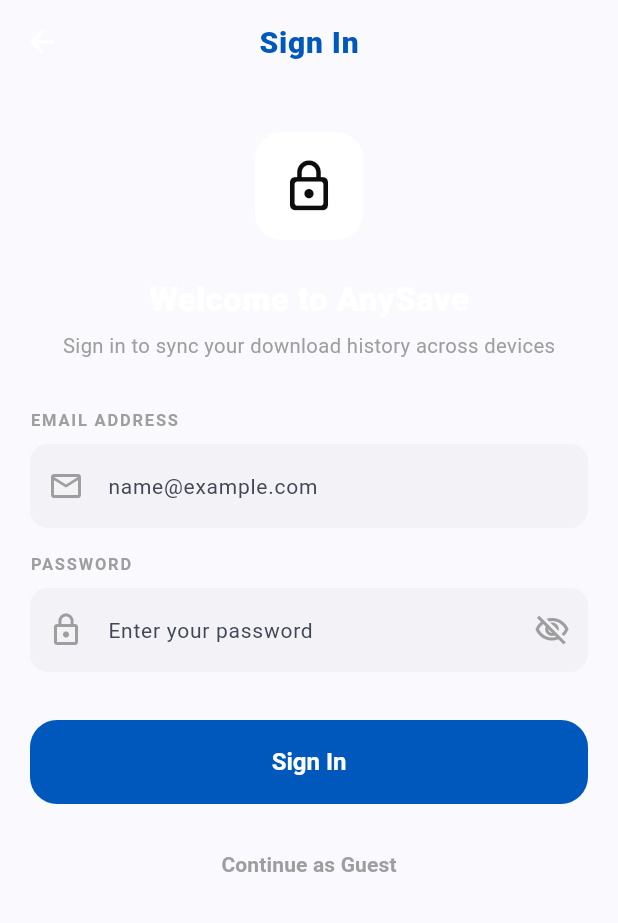
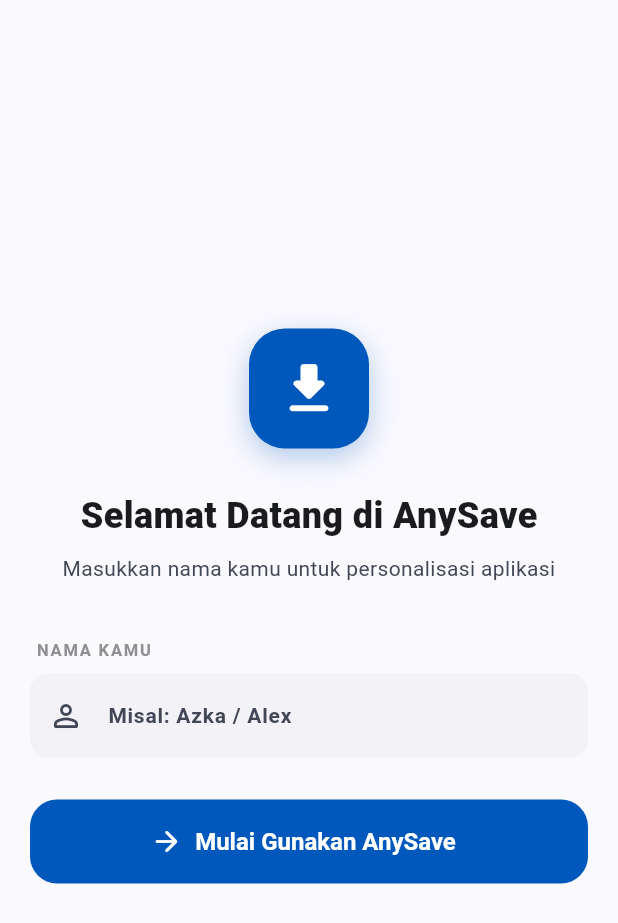
Before and after one commit to azka13labib-ops/AnySave, a Flutter app: the screen it shows after launch, on a phone screen of 412 x 824 dp. Shown: the top 923 px of the screen. Run offline on Flutter 3.47's test engine with Material 3 defaults, Android fonts, the phone set to English and light mode, and no system bars; our stand-ins replace dio, flutter_dotenv, flutter_riverpod, permission_handler, shared_preferences, supabase_flutter; missing offline and left inert: flutter_downloader; accounts and stored records are empty; Roboto replaces fonts that are missing (Hanken Grotesk).

Commit message:
feat(auth): simplify SignInScreen to 1-column Name/Username fast login

```diff
--- a/anydesk-fe/lib/screens/sign_in_screen.dart
+++ b/anydesk-fe/lib/screens/sign_in_screen.dart
@@ -1,15 +1,18 @@
 import 'package:flutter/material.dart';
+import 'package:shared_preferences/shared_preferences.dart';
 import '../theme/app_colors.dart';
 import '../theme/app_constants.dart';
 
 class SignInScreen extends StatefulWidget {
   final VoidCallback onBackPressed;
   final VoidCallback onSignInSuccess;
+  final bool showGuestButton;
 
   const SignInScreen({
     super.key,
     required this.onBackPressed,
     required this.onSignInSuccess,
+    this.showGuestButton = false,
   });
 
   @override
@@ -17,144 +20,173 @@
 }
 
 class _SignInScreenState extends State<SignInScreen> {
-  final TextEditingController _emailController = TextEditingController();
-  final TextEditingController _passwordController = TextEditingController();
-  bool _obscurePassword = true;
+  final TextEditingController _nameController = TextEditingController();
+  bool _isLoading = false;
 
   @override
   void dispose() {
-    _emailController.dispose();
-    _passwordController.dispose();
+    _nameController.dispose();
     super.dispose();
+  }
+
+  Future<void> _handleQuickLogin() async {
+    final name = _nameController.text.trim();
+
+    if (name.isEmpty) {
+      ScaffoldMessenger.of(context).showSnackBar(
+        const SnackBar(
+          content: Text('Silakan masukkan nama kamu terlebih dahulu'),
+          behavior: SnackBarBehavior.floating,
+        ),
+      );
+      return;
+    }
+
+    setState(() => _isLoading = true);
+
+    try {
+      final prefs = await SharedPreferences.getInstance();
+      await prefs.setBool('is_signed_in', true);
+      await prefs.setString('user_name', name);
+    } catch (_) {}
+
+    if (mounted) {
+      setState(() => _isLoading = false);
+      widget.onSignInSuccess();
+    }
   }
 
   @override
   Widget build(BuildContext context) {
+    final isDark = Theme.of(context).brightness == Brightness.dark;
+
     return Scaffold(
-      appBar: AppBar(
+      appBar: widget.showGuestButton
+          ? AppBar(
               leading: IconButton(
                 onPressed: widget.onBackPressed,
-          icon: const Icon(Icons.arrow_back_rounded, color: Colors.white),
+                icon: Icon(Icons.arrow_back_rounded, color: isDark ? Colors.white : AppColors.primary),
               ),
-        title: const Text('Sign In'),
-      ),
+              title: const Text('Profil Pengguna'),
+            )
+          : null,
       body: SafeArea(
+        child: Center(
           child: SingleChildScrollView(
             padding: const EdgeInsets.all(AppConstants.containerMargin),
             child: Column(
-            crossAxisAlignment: CrossAxisAlignment.start,
+              mainAxisAlignment: MainAxisAlignment.center,
+              crossAxisAlignment: CrossAxisAlignment.center,
               children: [
-              const SizedBox(height: 12),
-              Center(
-                child: Container(
-                  width: 72,
-                  height: 72,
+                // Logo AnySave
+                Container(
+                  width: 80,
+                  height: 80,
                   decoration: BoxDecoration(
-                    color: AppColors.primaryAccent,
-                    borderRadius: AppConstants.borderRadiusLarge,
+                    color: AppColors.primary,
+                    borderRadius: BorderRadius.circular(24),
+                    boxShadow: [
+                      BoxShadow(
+                        color: AppColors.primary.withValues(alpha: 0.3),
+                        blurRadius: 16,
+                        offset: const Offset(0, 6),
+                      ),
+                    ],
                   ),
                   child: const Icon(
-                    Icons.lock_outline_rounded,
-                    color: AppColors.darkBackground,
-                    size: 38,
-                  ),
-                ),
-              ),
-              const SizedBox(height: 24),
-              const Center(
-                child: Text(
-                  'Welcome to AnySave',
-                  style: TextStyle(
+                    Icons.download_rounded,
                     color: Colors.white,
-                    fontSize: 22,
-                    fontWeight: FontWeight.w900,
-                  ),
-                ),
-              ),
-              const SizedBox(height: 6),
-              const Center(
-                child: Text(
-                  'Sign in to sync your download history across devices',
-                  style: TextStyle(
-                    color: AppColors.textSecondaryDark,
-                    fontSize: 13.5,
-                  ),
+                    size: 44,
                   ),
                 ),
 
-              const SizedBox(height: AppConstants.sectionGap),
+                const SizedBox(height: 28),
 
-              // Email Input Field
-              const Text(
-                'EMAIL ADDRESS',
+                Text(
+                  'Selamat Datang di AnySave',
                   style: TextStyle(
-                  color: AppColors.textSecondaryDark,
+                    color: isDark ? Colors.white : AppColors.textPrimaryLight,
+                    fontSize: 24,
+                    fontWeight: FontWeight.w800,
+                  ),
+                ),
+
+                const SizedBox(height: 8),
+
+                Text(
+                  'Masukkan nama kamu untuk personalisasi aplikasi',
+                  textAlign: TextAlign.center,
+                  style: TextStyle(
+                    color: isDark ? AppColors.textSecondaryDark : AppColors.textSecondaryLight,
+                    fontSize: 14,
+                  ),
+                ),
+
+                const SizedBox(height: 36),
+
+                // 1-KOLOM INPUT NAMA / USERNAME
+                Container(
+                  alignment: Alignment.centerLeft,
+                  padding: const EdgeInsets.only(left: 4, bottom: 8),
+                  child: Text(
+                    'NAMA KAMU',
+                    style: TextStyle(
+                      color: isDark ? AppColors.textSecondaryDark : const Color(0xFF8E8E93),
                       fontSize: 11,
                       fontWeight: FontWeight.w700,
                       letterSpacing: 1.2,
                     ),
                   ),
-              const SizedBox(height: 8),
+                ),
+
                 TextField(
-                controller: _emailController,
-                keyboardType: TextInputType.emailAddress,
-                style: const TextStyle(color: Colors.white),
-                decoration: const InputDecoration(
-                  hintText: 'name@example.com',
-                  prefixIcon: Icon(Icons.email_outlined, color: AppColors.textSecondaryDark),
+                  controller: _nameController,
+                  textCapitalization: TextCapitalization.words,
+                  style: TextStyle(
+                    color: isDark ? Colors.white : AppColors.textPrimaryLight,
+                    fontSize: 16,
+                    fontWeight: FontWeight.w600,
+                  ),
+                  decoration: InputDecoration(
+                    hintText: 'Misal: Azka / Alex',
+                    prefixIcon: Icon(
+                      Icons.person_outline_rounded,
+                      color: isDark ? AppColors.textSecondaryDark : AppColors.textSecondaryLight,
+                    ),
+                  ),
+                  onSubmitted: (_) => _handleQuickLogin(),
+                ),
+
+                const SizedBox(height: 28),
+
+                // TOMBOL UTAMA START USING ANYSAVE
+                ElevatedButton.icon(
+                  onPressed: _isLoading ? null : _handleQuickLogin,
+                  icon: _isLoading
+                      ? const SizedBox(
+                          width: 20,
+                          height: 20,
+                          child: CircularProgressIndicator(color: Colors.white, strokeWidth: 2),
+                        )
+                      : const Icon(Icons.arrow_forward_rounded, size: 22),
+                  label: const Text(
+                    'Mulai Gunakan AnySave',
+                    style: TextStyle(fontWeight: FontWeight.w700, fontSize: 16),
                   ),
                 ),
 
-              const SizedBox(height: AppConstants.stackGap),
+                const SizedBox(height: 16),
 
-              // Password Input Field
-              const Text(
-                'PASSWORD',
+                // Skip / Continue as Guest Option (Only if shown)
+                if (widget.showGuestButton)
+                  TextButton(
+                    onPressed: widget.onBackPressed,
+                    child: Text(
+                      'Lewati Dulu (Masuk Tamu)',
                       style: TextStyle(
-                  color: AppColors.textSecondaryDark,
-                  fontSize: 11,
-                  fontWeight: FontWeight.w700,
-                  letterSpacing: 1.2,
-                ),
-              ),
-              const SizedBox(height: 8),
-              TextField(
-                controller: _passwordController,
-                obscureText: _obscurePassword,
-                style: const TextStyle(color: Colors.white),
-                decoration: InputDecoration(
-                  hintText: 'Enter your password',
-                  prefixIcon: const Icon(Icons.lock_outline, color: AppColors.textSecondaryDark),
-                  suffixIcon: IconButton(
-                    icon: Icon(
-                      _obscurePassword ? Icons.visibility_off_outlined : Icons.visibility_outlined,
-                      color: AppColors.textSecondaryDark,
-                    ),
-                    onPressed: () => setState(() => _obscurePassword = !_obscurePassword),
-                  ),
-                ),
-              ),
-
-              const SizedBox(height: AppConstants.sectionGap),
-
-              // Sign In Primary Button
-              ElevatedButton(
-                onPressed: widget.onSignInSuccess,
-                child: const Text('Sign In'),
-              ),
-
-              const SizedBox(height: AppConstants.stackGap),
-
-              // Continue as Guest Option
-              Center(
-                child: TextButton(
-                  onPressed: widget.onBackPressed,
-                  child: const Text(
-                    'Continue as Guest',
-                    style: TextStyle(
-                      color: AppColors.textSecondaryDark,
-                      fontWeight: FontWeight.w600,
-                    ),
+                        color: isDark ? AppColors.textSecondaryDark : const Color(0xFF8E8E93),
+                        fontWeight: FontWeight.w500,
+                        fontSize: 13.5,
                       ),
                     ),
                   ),
@@ -162,6 +194,7 @@
             ),
           ),
         ),
+      ),
     );
   }
 }
```
Lines whose indentation alone changed are shown as unchanged.
